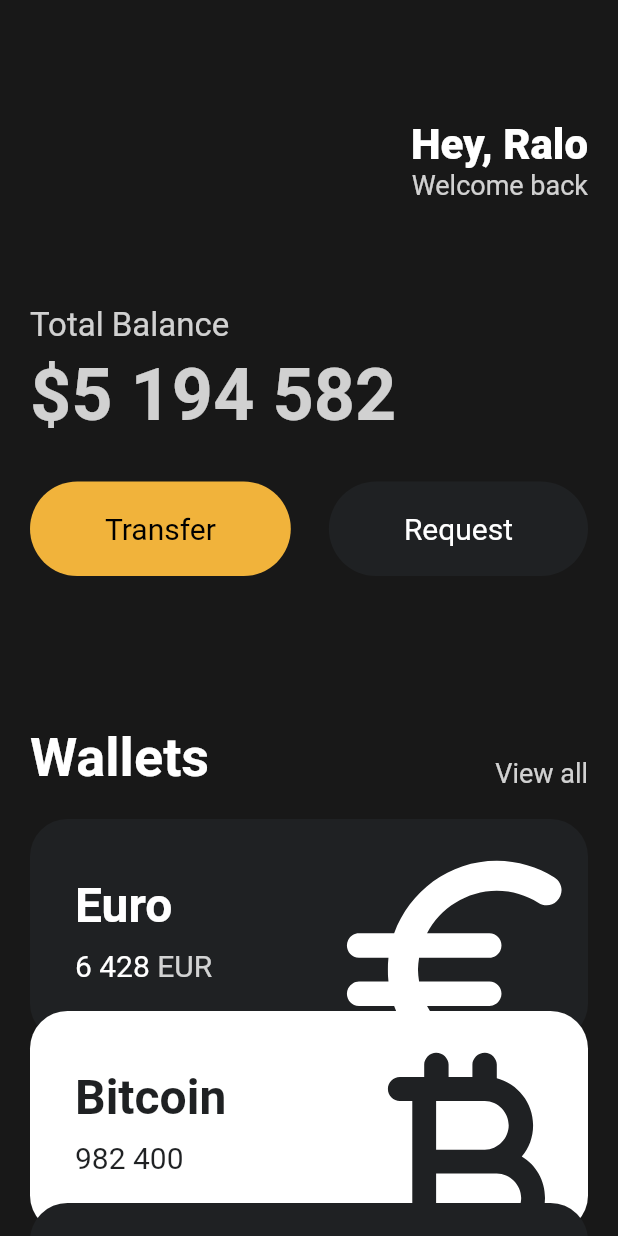
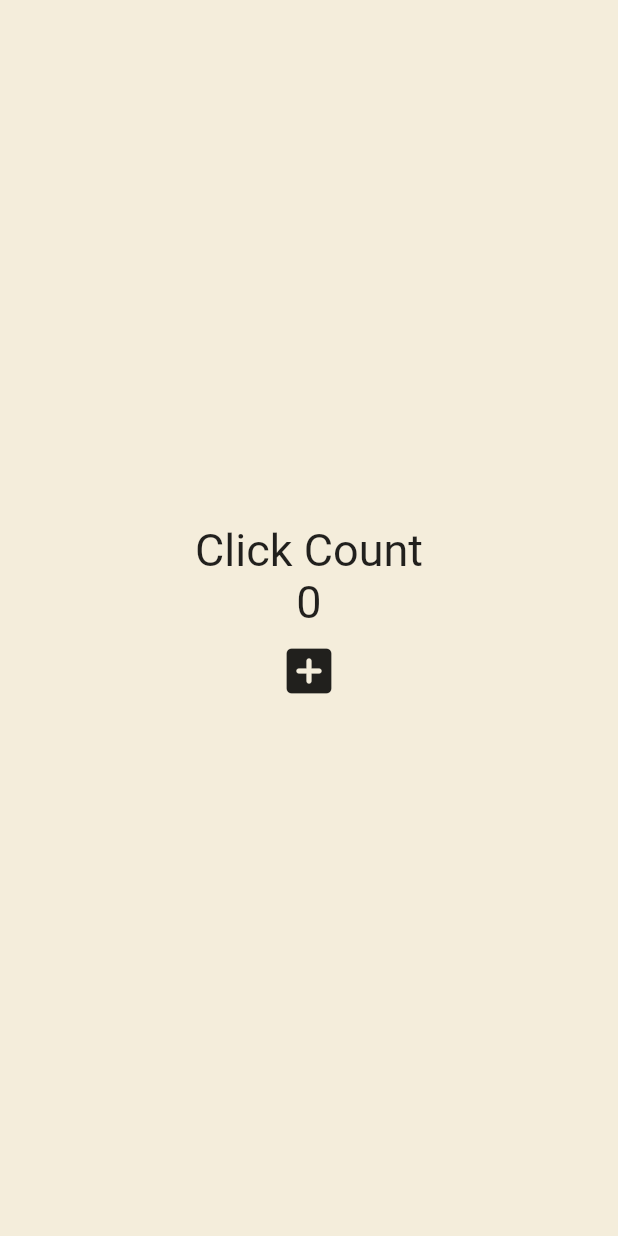
Before and after one commit to ralo-med/toonflix, a Flutter app: the screen it shows after launch, on a phone screen of 412 x 824 dp. Run offline on Flutter 3.47's test engine with Material 2 defaults, Android fonts, the phone set to English and light mode, and no system bars.

Commit message:
#4.0 State

```diff
--- a/lib/main.dart
+++ b/lib/main.dart
@@ -1,149 +1,51 @@
 import 'package:flutter/material.dart';
-import 'package:toonflix/widgets/currency_card.dart';
-
-import 'widgets/button.dart';
 
 void main() {
   runApp(const App());
 }
 
-class App extends StatelessWidget {
+class App extends StatefulWidget {
   const App({super.key});
+
+  @override
+  State<App> createState() => _AppState();
+}
+
+class _AppState extends State<App> {
+  int counter = 0;
+
+  void onClicked() {
+    counter = counter + 1;
+  }
 
   @override
   Widget build(BuildContext context) {
     return MaterialApp(
       home: Scaffold(
-            backgroundColor: const Color(0xFF181818),
-            body: SingleChildScrollView(
-              child: Padding(
-                  padding: const EdgeInsets.symmetric(
-                    horizontal: 20,
-                  ),
+        backgroundColor: const Color(0xFFF4EDDB),
+        body: Center(
           child: Column(
-                    crossAxisAlignment: CrossAxisAlignment.start,
-                    children: [
-                      const SizedBox(
-                        height: 80,
-                      ),
-                      Row(
-                        mainAxisAlignment: MainAxisAlignment.end,
-                        children: [
-                          Column(
-                            crossAxisAlignment: CrossAxisAlignment.end,
+            mainAxisAlignment: MainAxisAlignment.center,
             children: [
               const Text(
-                                'Hey, Ralo',
-                                style: TextStyle(
-                                  color: Colors.white,
-                                  fontSize: 28,
-                                  fontWeight: FontWeight.w800,
-                                ),
+                'Click Count',
+                style: TextStyle(fontSize: 30),
               ),
               Text(
-                                'Welcome back',
-                                style: TextStyle(
-                                  color: Colors.white.withOpacity(0.8),
-                                  fontSize: 18,
+                '$counter',
+                style: const TextStyle(fontSize: 30),
+              ),
+              IconButton(
+                iconSize: 40,
+                onPressed: onClicked,
+                icon: const Icon(
+                  Icons.add_box_rounded,
                 ),
               ),
             ],
-                          )
-                        ],
-                      ),
-                      const SizedBox(
-                        height: 70,
-                      ),
-                      Text(
-                        'Total Balance',
-                        style: TextStyle(
-                          fontSize: 22,
-                          color: Colors.white.withOpacity(0.8),
           ),
         ),
-                      const SizedBox(
-                        height: 5,
       ),
-                      Text(
-                        '\$5 194 582',
-                        style: TextStyle(
-                          fontSize: 48,
-                          fontWeight: FontWeight.w600,
-                          color: Colors.white.withOpacity(0.8),
-                        ),
-                      ),
-                      const SizedBox(
-                        height: 30,
-                      ),
-                      Row(
-                        mainAxisAlignment: MainAxisAlignment.spaceBetween,
-                        children: const [
-                          Button(
-                            text: 'Transfer',
-                            bgColor: Color(0xFFF1B33B),
-                            textColor: Colors.black,
-                          ),
-                          Button(
-                            text: 'Request',
-                            bgColor: Color(0xFF1F2123),
-                            textColor: Colors.white,
-                          ),
-                        ],
-                      ),
-                      const SizedBox(
-                        height: 100,
-                      ),
-                      Row(
-                        mainAxisAlignment: MainAxisAlignment.spaceBetween,
-                        crossAxisAlignment: CrossAxisAlignment.end,
-                        children: [
-                          const Text(
-                            'Wallets',
-                            style: TextStyle(
-                                color: Colors.white,
-                                fontSize: 36,
-                                fontWeight: FontWeight.w600),
-                          ),
-                          Text(
-                            "View all",
-                            style: TextStyle(
-                                color: Colors.white.withOpacity(0.8),
-                                fontSize: 18),
-                          ),
-                        ],
-                      ),
-                      const SizedBox(
-                        height: 20,
-                      ),
-                      const Currencycard(
-                        name: 'Euro',
-                        code: "EUR",
-                        amount: '6 428',
-                        icon: Icons.euro_rounded,
-                        isInverted: true,
-                      ),
-                      Transform.translate(
-                        offset: const Offset(0, -20),
-                        child: const Currencycard(
-                          name: 'Bitcoin',
-                          code: "BTC",
-                          amount: '982 400',
-                          icon: Icons.currency_bitcoin_rounded,
-                          isInverted: false,
-                        ),
-                      ),
-                      Transform.translate(
-                        offset: const Offset(0, -40),
-                        child: const Currencycard(
-                          name: 'Dollar',
-                          code: "USD",
-                          amount: '9 785',
-                          icon: Icons.attach_money_rounded,
-                          isInverted: true,
-                        ),
-                      )
-                    ],
-                  )),
-            )));
+    );
   }
 }
```
Lines whose indentation alone changed are shown as unchanged.
